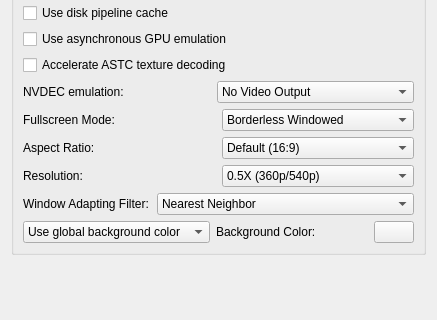
The window that src/yuzu/configuration/configure_graphics.ui (rorrim-rorrim/eden-alt) describes before a commit, drawn with Qt 5; both pictures show x 0 to 437 and y 162 to 482 of the 437 by 482 pixel window.
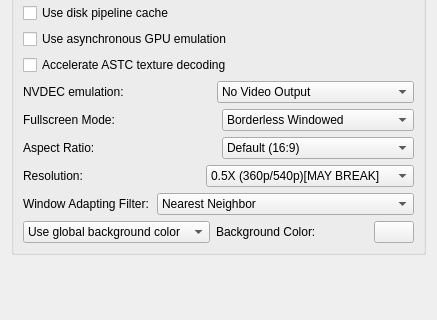
The same window after the commit.

Commit message: VideoCore: Add more rescaling option.

The edit to the form file:
```diff
--- a/src/yuzu/configuration/configure_graphics.ui
+++ b/src/yuzu/configuration/configure_graphics.ui
@@ -335,7 +335,12 @@
             <widget class="QComboBox" name="resolution_combobox">
              <item>
               <property name="text">
-               <string>0.5X (360p/540p)</string>
+               <string>0.5X (360p/540p)[MAY BREAK]</string>
+              </property>
+             </item>
+             <item>
+              <property name="text">
+               <string>0.75X (540p/810p)[MAY BREAK]</string>
               </property>
              </item>
              <item>
```
Left out of the diff: 14 changed lines with no effect on the pictures. The commit also changes 2 other files.
